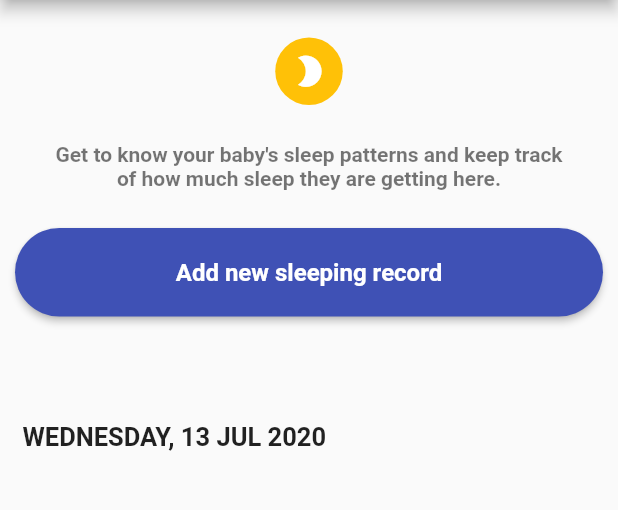
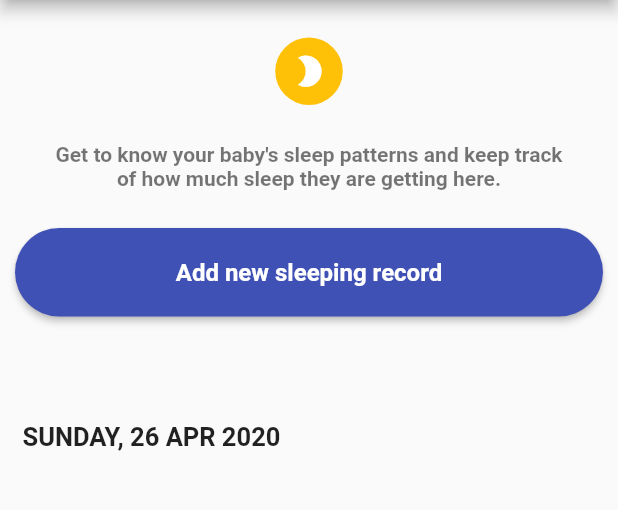
Before and after one commit to lewandowski-jan/SleepTracker, a Flutter app: the screen it shows after launch, on a phone screen of 412 x 824 dp, the part 84-594 px from its top. Run offline on Flutter 3.47's test engine with Material 2 defaults, Android fonts, the phone set to English and light mode, and no system bars.

Commit message:
added functions.dart, current date display in homepage

```diff
--- /dev/null
+++ b/lib/functions.dart
@@ -0,0 +1,45 @@
+String getDay(int day) {
+  if (day == 1) {
+    return 'MONDAY';
+  } else if (day == 2) {
+    return 'TUESDAY';
+  } else if (day == 3) {
+    return "WEDNESDAY";
+  } else if (day == 4) {
+    return 'THURSDAY';
+  } else if (day == 5) {
+    return "FRIDAY";
+  } else if (day == 6) {
+    return 'SATURDAY';
+  } else {
+    return "SUNDAY";
+  }
+}
+
+String getMonth(int month) {
+  if (month == 1) {
+    return 'JAN';
+  } else if (month == 2) {
+    return 'FEB';
+  } else if (month == 3) {
+    return "MAR";
+  } else if (month == 4) {
+    return 'APR';
+  } else if (month == 5) {
+    return "MAY";
+  } else if (month == 6) {
+    return 'JUN';
+  } else if (month == 7) {
+    return "JUL";
+  } else if (month == 8) {
+    return "AUG";
+  } else if (month == 9) {
+    return 'SEP';
+  } else if (month == 10) {
+    return "OCT";
+  } else if (month == 11) {
+    return 'NOV';
+  } else {
+    return "DEC";
+  }
+}
--- a/lib/pages/homepage.dart
+++ b/lib/pages/homepage.dart
@@ -1,4 +1,6 @@
 import 'package:flutter/material.dart';
+
+import '../functions.dart';
 
 class MyHomePage extends StatefulWidget {
   MyHomePage({
@@ -13,6 +15,8 @@ class MyHomePage extends StatefulWidget {
 }
 
 class _MyHomePageState extends State<MyHomePage> {
+  DateTime now = DateTime.now();
+
   @override
   Widget build(BuildContext context) {
     return Scaffold(
@@ -81,7 +85,7 @@ class _MyHomePageState extends State<MyHomePage> {
               Container(
                 margin: const EdgeInsets.only(left: 15.0),
                 child: Text(
-                  'WEDNESDAY, 13 JUL 2020',
+                  '${getDay(now.weekday)}, ${now.day} ${getMonth(now.month)} ${now.year}',
                   style: TextStyle(
                     fontSize: 17.0,
                     fontWeight: FontWeight.w600,
```
